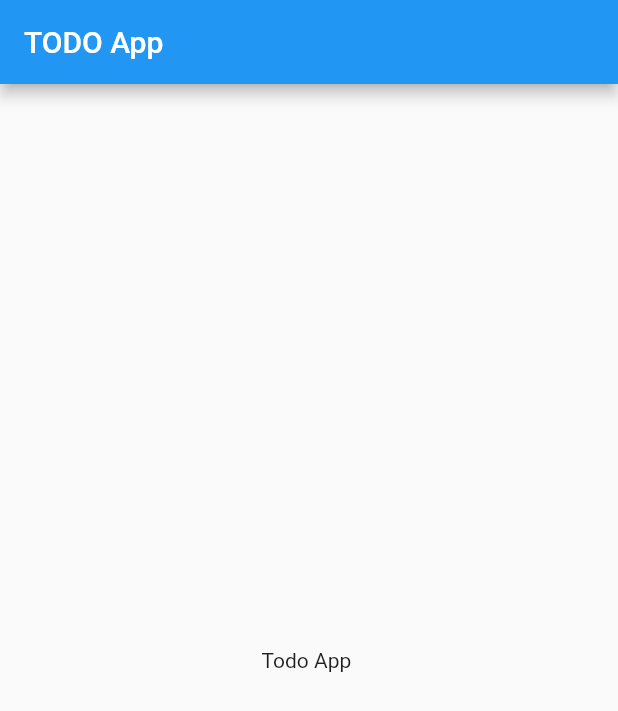
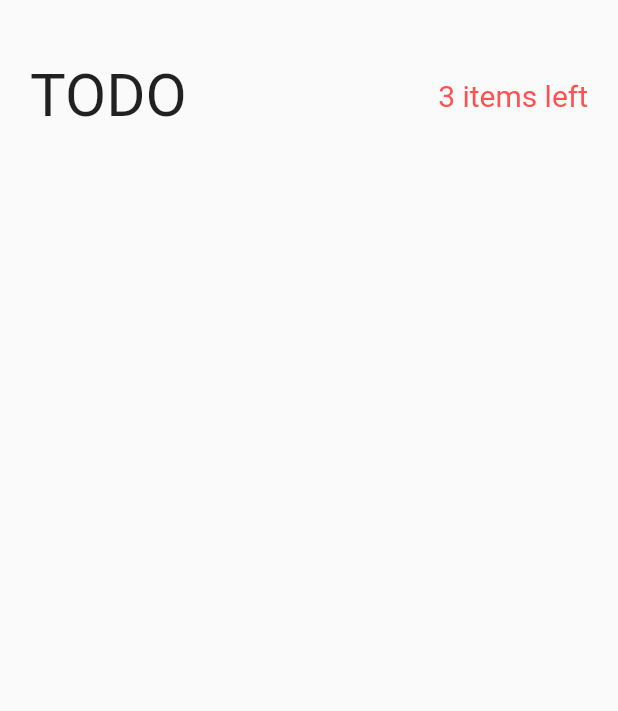
Before and after one commit to adeelzahid1/todo-provider, a Flutter app: the screen it shows after launch, on a phone screen of 412 x 824 dp. Shown: the top 711 px of the screen. Run offline on Flutter 3.47's test engine with Material 2 defaults, Android fonts, the phone set to English and light mode, and no system bars; our stand-ins replace equatable.

Commit message:
todo header ui added

```diff
--- a/lib/main.dart
+++ b/lib/main.dart
@@ -37,8 +37,7 @@ class MyApp extends StatelessWidget {
             TodoSearch todoSearch,
             TodoList todoList,
             FilteredTodos? filteredTodos,
-          ) =>
-              filteredTodos!..update(todoFilter, todoSearch, todoList),
+          ) => filteredTodos!..update(todoFilter, todoSearch, todoList),
         ),
       ],
       child: MaterialApp(
@@ -47,7 +46,7 @@ class MyApp extends StatelessWidget {
         theme: ThemeData(
           primarySwatch: Colors.blue,
         ),
-        home: const TodoScreen(),
+        home: const TodosPage(),
       ),
     );
   }
--- a/lib/pages/todo_page.dart
+++ b/lib/pages/todo_page.dart
@@ -1,13 +1,61 @@
 import 'package:flutter/material.dart';
+import 'package:provider/provider.dart';
+import 'package:todoprovider/providers/active_todo_count.dart';
+import '../models/todo_model.dart';
 
-class TodoScreen extends StatelessWidget {
-  const TodoScreen({Key? key}) : super(key: key);
+
+
+class TodosPage extends StatefulWidget {
+  const TodosPage({Key? key}) : super(key: key);
+
+  @override
+  _TodosPageState createState() => _TodosPageState();
+}
+
+class _TodosPageState extends State<TodosPage> {
+  @override
+  Widget build(BuildContext context) {
+    return SafeArea(
+      child: Scaffold(
+        body: SingleChildScrollView(
+          child: Padding(
+            padding: const EdgeInsets.symmetric(
+              horizontal: 20.0,
+              vertical: 40.0,
+            ),
+            child: Column(
+              children: [
+                TodoHeader(),
+
+              ],
+            ),
+          ),
+        ),
+      ),
+    );
+  }
+}
+
+class TodoHeader extends StatelessWidget {
+  const TodoHeader({Key? key}) : super(key: key);
 
   @override
   Widget build(BuildContext context) {
-    return Scaffold(
-      appBar: AppBar( title: Text('TODO App'),),
-      body: Center(child: Text('Todo App '),),
+    return Row(
+      mainAxisAlignment: MainAxisAlignment.spaceBetween,
+      children: [
+        Text(
+          'TODO',
+          style: TextStyle(fontSize: 40.0),
+        ),
+        Text(
+          '${context.watch<ActiveTodoCount>().state.activeTodoCount} items left',
+          style: TextStyle(
+            fontSize: 20.0,
+            color: Colors.redAccent,
+          ),
+        ),
+      ],
     );
   }
 }
```
